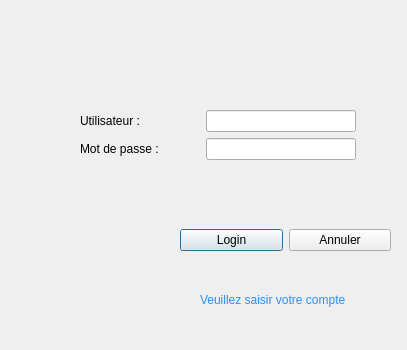
Before: the Qt Designer form identification.ui in salutpp1177/Qt-Projet, drawn with Qt 5.
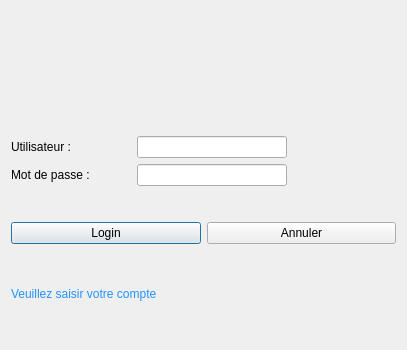
After: the same form once the commit is applied. Icons and pictures are not drawn.

```diff
--- a/identification.ui
+++ b/identification.ui
@@ -25,15 +25,18 @@
   <property name="windowTitle">
    <string>Dialog</string>
   </property>
-  <widget class="QWidget" name="formLayoutWidget">
-   <property name="geometry">
-    <rect>
-     <x>80</x>
-     <y>80</y>
-     <width>321</width>
-     <height>112</height>
-    </rect>
-   </property>
+  <layout class="QVBoxLayout" name="verticalLayout">
+   <item>
+    <widget class="QLabel" name="login_logo">
+     <property name="styleSheet">
+      <string notr="true">image: url(:/login/image/login.png);</string>
+     </property>
+     <property name="text">
+      <string/>
+     </property>
+    </widget>
+   </item>
+   <item>
    <layout class="QFormLayout" name="formLayout">
     <property name="topMargin">
      <number>30</number>
@@ -88,29 +91,8 @@
      </widget>
     </item>
    </layout>
-  </widget>
-  <widget class="QLabel" name="label_4">
-   <property name="geometry">
-    <rect>
-     <x>200</x>
-     <y>290</y>
-     <width>191</width>
-     <height>20</height>
-    </rect>
-   </property>
-   <property name="text">
-    <string>&lt;html&gt;&lt;head/&gt;&lt;body&gt;&lt;p&gt;&lt;span style=&quot; color:#2293ff;&quot;&gt;Veuillez saisir votre compte&lt;/span&gt;&lt;/p&gt;&lt;/body&gt;&lt;/html&gt;</string>
-   </property>
-  </widget>
-  <widget class="QWidget" name="horizontalLayoutWidget">
-   <property name="geometry">
-    <rect>
-     <x>180</x>
-     <y>220</y>
-     <width>211</width>
-     <height>41</height>
-    </rect>
-   </property>
+   </item>
+   <item>
    <layout class="QHBoxLayout" name="horizontalLayout">
     <item>
      <widget class="QPushButton" name="loginBtn">
@@ -133,23 +115,15 @@
      </widget>
     </item>
    </layout>
-  </widget>
-  <widget class="QLabel" name="login_logo">
-   <property name="geometry">
-    <rect>
-     <x>0</x>
-     <y>10</y>
-     <width>411</width>
-     <height>51</height>
-    </rect>
-   </property>
-   <property name="styleSheet">
-    <string notr="true">image: url(:/login/image/login.png);</string>
-   </property>
+   </item>
+   <item>
+    <widget class="QLabel" name="label_4">
    <property name="text">
-    <string/>
-   </property>
-  </widget>
+      <string>&lt;html&gt;&lt;head/&gt;&lt;body&gt;&lt;p&gt;&lt;span style=&quot; color:#2293ff;&quot;&gt;	Veuillez saisir votre compte&lt;/span&gt;&lt;/p&gt;&lt;/body&gt;&lt;/html&gt;</string>
+     </property>
+    </widget>
+   </item>
+  </layout>
  </widget>
  <resources/>
  <connections/>
```
Lines whose indentation alone changed are shown as unchanged.
